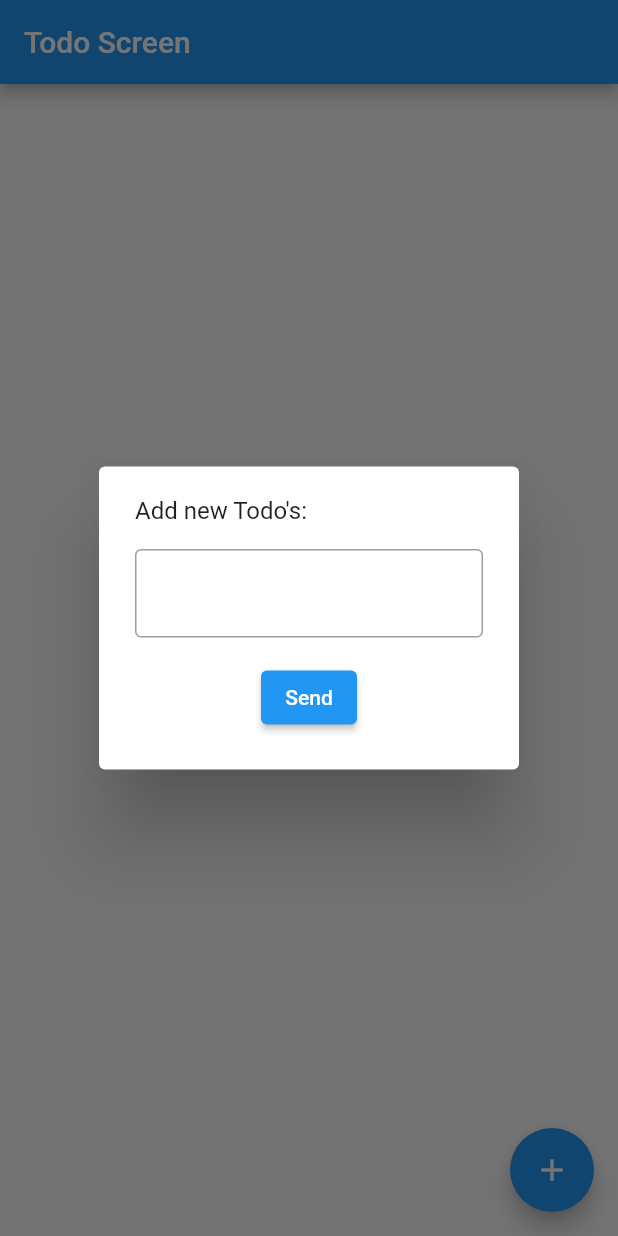
After one commit to 0Garbs/flutter_mvvm, a Flutter app: the screen it shows after launch, after a tap on the "add" icon, on a phone screen of 412 x 824 dp. The commit adds this screen. Run offline on Flutter 3.47's test engine with Material 3 defaults, Android fonts, the phone set to English and light mode, and no system bars.

Commit message:
FT: Added the add todo modal

```diff
--- a/lib/ui/todo/viewmodels/todo_viewmodel.dart
+++ b/lib/ui/todo/viewmodels/todo_viewmodel.dart
@@ -38,9 +38,12 @@ class TodoViewmodel extends ChangeNotifier {
 
     _todos.add(createdTodo);
 
+    await Future.delayed(const Duration(seconds: 1));
+
     notifyListeners();
 
     return Result.ok(createdTodo);
+    // return Result.error(Exception('An error occurred')); //? Testing error to see _onResult handling
   }
 
   Future<Result<String>> _removeTodo(Todo todo) async {
--- /dev/null
+++ b/lib/ui/todo/widgets/add_todo_widget.dart
@@ -0,0 +1,102 @@
+import 'package:flutter/material.dart';
+import 'package:flutter_mvvm/ui/todo/viewmodels/todo_viewmodel.dart';
+
+class AddTodoWidget extends StatefulWidget {
+  final TodoViewmodel todoViewmodel;
+  const AddTodoWidget({super.key, required this.todoViewmodel});
+
+  @override
+  State<AddTodoWidget> createState() => _AddTodoWidgetState();
+}
+
+class _AddTodoWidgetState extends State<AddTodoWidget> {
+  final _formKey = GlobalKey<FormState>();
+  final _nameController = TextEditingController();
+
+  final verticalGap = const SizedBox(height: 16.0);
+
+  @override
+  void initState() {
+    widget.todoViewmodel.addTodo.addListener(_onResult);
+    super.initState();
+  }
+
+  void _onResult() {
+    if (widget.todoViewmodel.addTodo.running) {
+      showDialog(
+        context: context,
+        builder: (context) => const AlertDialog(
+          content: IntrinsicHeight(
+            child: Center(child: CircularProgressIndicator()),
+          ),
+        ),
+      );
+    } else {
+      if (widget.todoViewmodel.addTodo.completed) {
+        Navigator.of(context).pop();
+        Navigator.of(context).pop();
+        ScaffoldMessenger.of(context).showSnackBar(
+          const SnackBar(
+            content: Text('Todo successfully created'),
+            backgroundColor: Colors.green,
+          ),
+        );
+      }
+      if (widget.todoViewmodel.addTodo.error) {
+        Navigator.of(context).pop();
+        Navigator.of(context).pop();
+        ScaffoldMessenger.of(context).showSnackBar(
+          const SnackBar(
+            content: Text('Error creating Todo'),
+            backgroundColor: Colors.red,
+          ),
+        );
+      }
+    }
+  }
+
+  @override
+  void dispose() {
+    _nameController.dispose();
+    widget.todoViewmodel.addTodo.removeListener(_onResult);
+    super.dispose();
+  }
+
+  @override
+  Widget build(BuildContext context) {
+    return AlertDialog(
+      content: IntrinsicHeight(
+        child: Form(
+          key: _formKey,
+          child: Column(
+            children: [
+              const Row(children: [Text('Add new Todo\'s:')]),
+              verticalGap,
+              TextFormField(
+                controller: _nameController,
+                decoration: const InputDecoration(
+                  border: OutlineInputBorder(),
+                ),
+                validator: (value) {
+                  if (value == null || value.trim().isEmpty) {
+                    return 'Please enter some text';
+                  }
+                  return null;
+                },
+              ),
+              verticalGap,
+              ElevatedButton(
+                  onPressed: () async {
+                    if (_formKey.currentState?.validate() == false) {
+                      return;
+                    }
+                    widget.todoViewmodel.addTodo.execute(_nameController.text);
+                  },
+                  child: const Text('Send')),
+            ],
+          ),
+        ),
+      ),
+    );
+  }
+}
--- a/lib/ui/todo/widgets/todo_screen.dart
+++ b/lib/ui/todo/widgets/todo_screen.dart
@@ -1,5 +1,6 @@
 import 'package:flutter/material.dart';
 import 'package:flutter_mvvm/ui/todo/viewmodels/todo_viewmodel.dart';
+import 'package:flutter_mvvm/ui/todo/widgets/add_todo_widget.dart';
 import 'package:flutter_mvvm/ui/todo/widgets/todos_list.dart';
 
 class TodoScreen extends StatelessWidget {
@@ -28,6 +29,16 @@ class TodoScreen extends StatelessWidget {
           listenable: todoViewmodel,
           builder: (context, child) => TodosList(todos: todoViewmodel.todos),
         ),
-        ));
+      ),
+      floatingActionButton: FloatingActionButton(
+        onPressed: () {
+          showDialog(
+            context: context,
+            builder: (context) => AddTodoWidget(todoViewmodel: todoViewmodel),
+          );
+        },
+        child: const Icon(Icons.add),
+      ),
+    );
   }
 }
```
Lines whose indentation alone changed are shown as unchanged.
